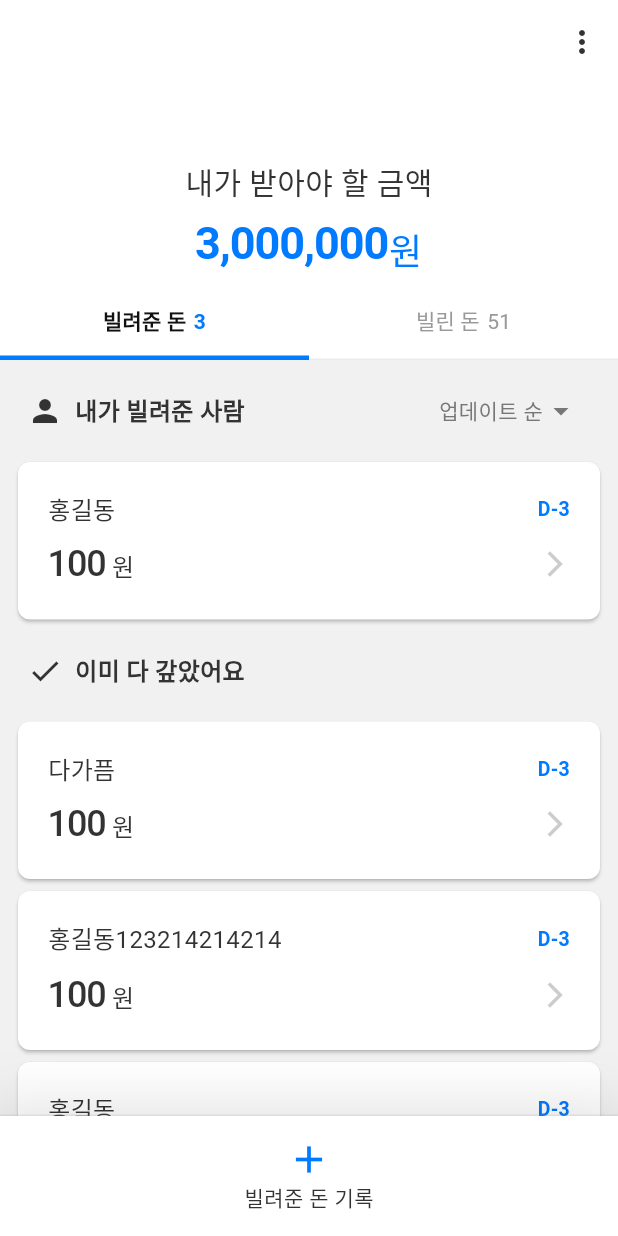
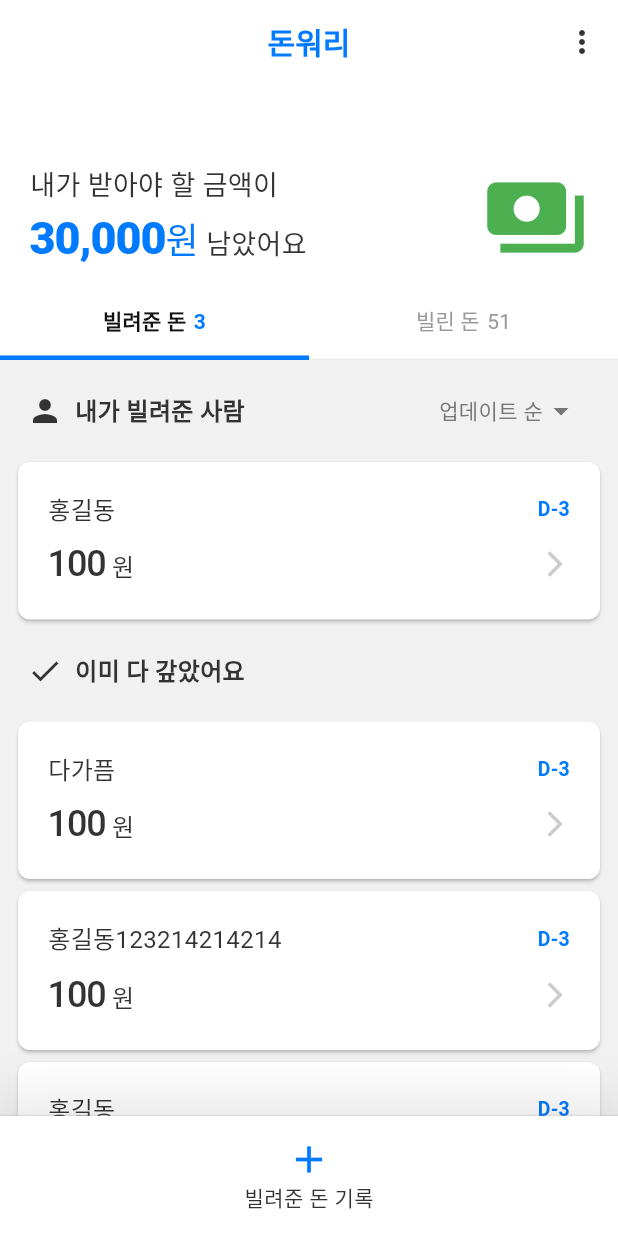
Before and after one commit to AtmosCat/dont_worry, a Flutter app: the screen it shows after launch, on a phone screen of 412 x 824 dp. Run offline on Flutter 3.47's test engine with Material 3 defaults, Android fonts, the phone set to English and light mode, and no system bars.

Commit message:
imp ( Home - flexibleHeader ) 플렉서블헤더 영역, 상단 앱바 영역 디자인 요소 추가

```diff
--- a/lib/ui/pages/home/home_page.dart
+++ b/lib/ui/pages/home/home_page.dart
@@ -49,7 +49,7 @@ class _HomePageState extends State<HomePage>
             final double value = _tabController.animation!.value;
             final int currentIndex = (value + 0.5).floor();
             return HomeBottomAppBar(
-              myAction: currentIndex == 0 ? MyAction.lend : MyAction.borrow);
+                myAction: currentIndex == 0 ? MyAction.lend : MyAction.borrow);
           }),
       body: NestedScrollView(
         /* 상하 스크롤 시, 헤더 숨기기 + 탭바 고정을 위해 세팅
@@ -61,6 +61,16 @@ class _HomePageState extends State<HomePage>
           return [
             SliverAppBar(
               pinned: true,
+              title: Title(
+                  color: AppColor.containerWhite.of(context),
+                  child: Text(
+                    '돈워리', // 추후 로고 개발예정
+                    style: TextStyle(
+                        fontSize: 20,
+                        fontWeight: FontWeight.w900,
+                        color: AppColor.primaryBlue.of(context)),
+                  )),
+              centerTitle: true,
               actions: [
                 //앱바 우측 more 버튼
                 IconButton(
--- a/lib/ui/pages/home/widgets/home_flexible_header.dart
+++ b/lib/ui/pages/home/widgets/home_flexible_header.dart
@@ -9,54 +9,63 @@ class HomeFlexibleHeader extends StatelessWidget {
 
   @override
   Widget build(BuildContext context) {
-
-    int totalLendAmount = 3000000;
-    int totalBorrowedAmount = 3000;
+    int totalLendAmount = 30000;
+    int totalBorrowedAmount = 3000000;
 
     return FlexibleSpaceBar(
-        background: Padding(
-      padding: EdgeInsets.only(top: 50),
-      child: AnimatedBuilder(
+        background: AnimatedBuilder(
             animation: tabController.animation!,
             builder: (context, child) {
               final double value = tabController.animation!.value;
               final int currentIndex = (value + 0.5).floor();
-            return Column(
+              return Container(
+                padding: EdgeInsets.only(top: 50, left: 20, right: 20),
+                child: Row(
+                  children: [
+                    Column(
                       mainAxisAlignment: MainAxisAlignment.center,
-              crossAxisAlignment: CrossAxisAlignment.center,
+                      crossAxisAlignment: CrossAxisAlignment.start,
                       children: [
-                Text(currentIndex == 0 ? "내가 받아야 할 금액" : "내가 갚아야 할 금액",
-                    style: TextStyle(fontSize: 20)),
-                SizedBox(height: 4),
-                Row(
-                  mainAxisAlignment: MainAxisAlignment.center,
-                  crossAxisAlignment: CrossAxisAlignment.end,
+                        Text(currentIndex == 0
+                        ? "내가 받아야 할 금액이"
+                        : "내가 갚아야 할 금액이",
+                            style: TextStyle(fontSize: 18)),
+                        Text.rich(TextSpan(
+                            style: TextStyle(
+                                color: currentIndex == 0
+                                    ? AppColor.primaryBlue.of(context)
+                                    : AppColor.primaryRed.of(context)),
                             children: [
-                    Text(NumberUtils.formatWithCommas(
+                              TextSpan(
+                                  text: NumberUtils.formatWithCommas(
                                       currentIndex == 0
                                           ? totalLendAmount
-                                : totalBorrowedAmount
-                      ),
+                                          : totalBorrowedAmount),
                                   style: TextStyle(
                                       letterSpacing: -0.7,
                                       fontSize: 30,
-                            fontWeight: FontWeight.bold,
-                            color: currentIndex == 0
-                                ? AppColor.primaryBlue.of(context)
-                                : AppColor.primaryRed.of(context))),
-                    Text(
-                      '원',
+                                      fontWeight: FontWeight.w800)),
+                              TextSpan(
+                                text: '원',
                                 style: TextStyle(
                                     fontSize: 24,
                                     color: currentIndex == 0
                                         ? AppColor.primaryBlue.of(context)
                                         : AppColor.primaryRed.of(context)),
-                    )
+                              ),
+                              TextSpan(
+                                  text: ' 남았어요',
+                                  style: TextStyle(
+                                      fontSize: 18,
+                                      color: AppColor.defaultBlack.of(context)))
+                            ])),
                       ],
                     ),
+                    Spacer(),
+                    Icon(Icons.payments, size: 70,color: Colors.green,) //이미지 추가 예정
                   ],
+                ),
               );
-          }),
-    ));
+            }));
   }
 }
```
Lines whose indentation alone changed are shown as unchanged.
